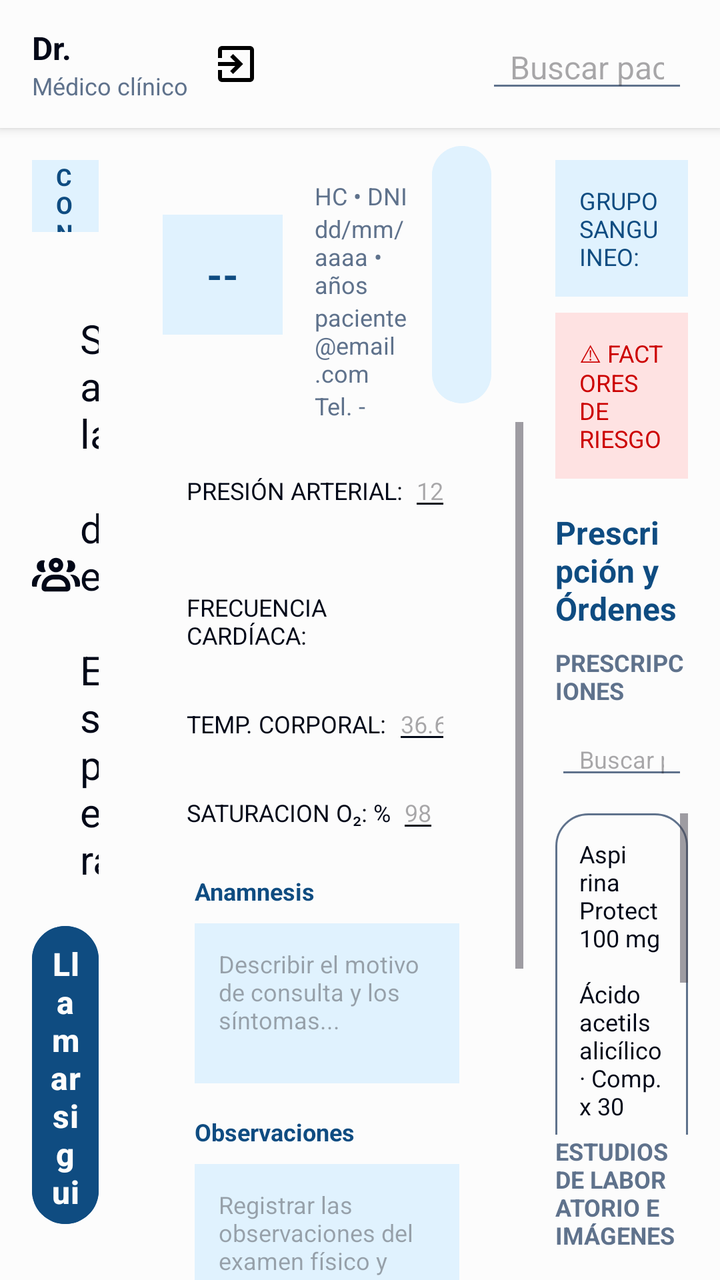
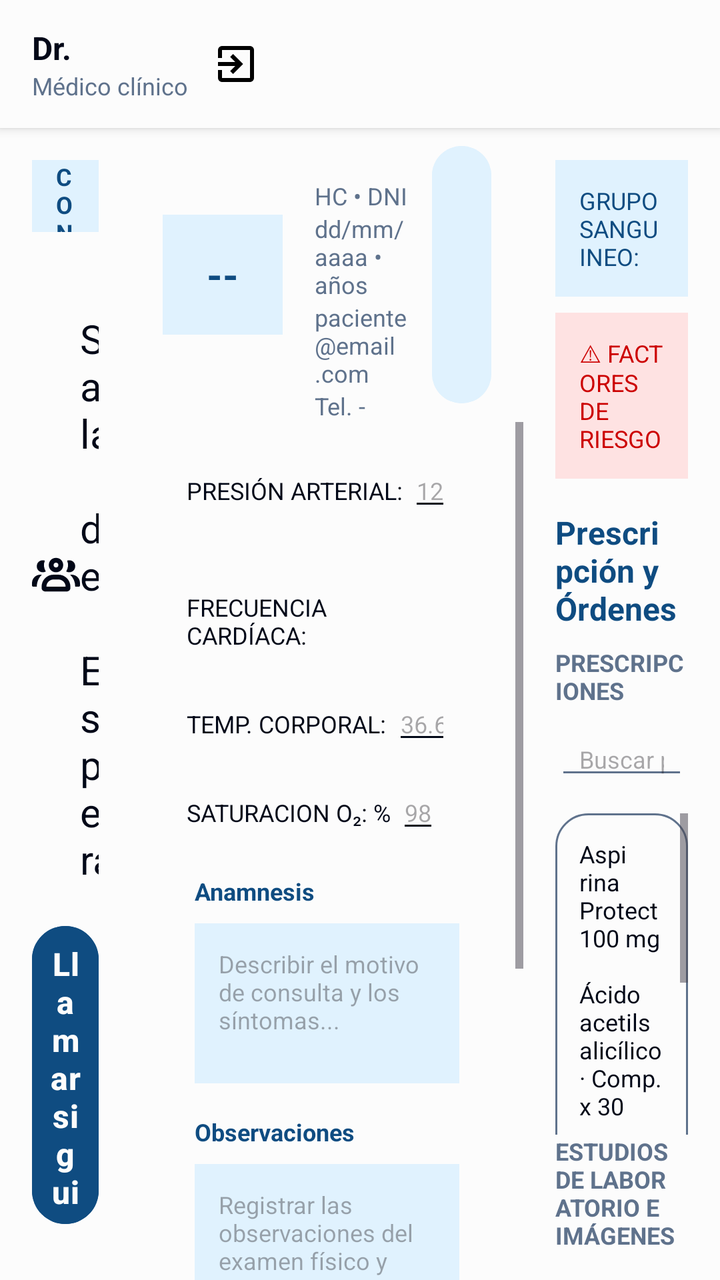

Compare the two renders of this Android layout. The source of the first and the diff that turns it into the second are given below.
<!-- AndroidManifest.xml: application theme Theme.ClinicaSePrice -->
<!-- res/layout/activity_atencion_medica.xml -->
<?xml version="1.0" encoding="utf-8"?>
<LinearLayout xmlns:android="http://schemas.android.com/apk/res/android"
android:layout_width="match_parent"
android:layout_height="match_parent"
android:orientation="vertical"
android:background="@color/white">

    
    <LinearLayout
        android:layout_width="match_parent"
        android:layout_height="64dp"
        android:orientation="horizontal"
        android:gravity="center_vertical"
        android:paddingHorizontal="@dimen/spacing_m"
        android:background="@color/white"
        android:elevation="3dp">

        
        <LinearLayout
            android:layout_width="wrap_content"
            android:layout_height="wrap_content"
            android:orientation="vertical">

            <TextView
                android:id="@+id/tvNombreProfesional"
                android:layout_width="wrap_content"
                android:layout_height="wrap_content"
                android:text="Dr."
                android:textColor="@color/black"
                android:textStyle="bold"
                android:textSize= "@dimen/text_body" />

            <TextView
                android:id="@+id/tvEspecialidadProfesional"
                android:layout_width="wrap_content"
                android:layout_height="wrap_content"
                android:text="Médico clínico"
                android:textColor="@color/shadow"
                android:textSize="@dimen/text_small" />

        </LinearLayout>

        <ImageButton
            android:id="@+id/btnCerrarSesion"
            android:layout_width="48dp"
            android:layout_height="48dp"
            android:src="@drawable/ic_exit"
            android:contentDescription="Cerrar sesión"
            android:background="?attr/selectableItemBackgroundBorderless"
            android:scaleType="centerInside" />

        <Space
            android:layout_width="0dp"
            android:layout_height="wrap_content"
            android:layout_weight="1" />

        <EditText
            android:id="@+id/etBuscarPaciente"
            android:layout_width="0dp"
            android:layout_height="wrap_content"
            android:layout_weight="1"
            android:hint="Buscar paciente por DNI/HC..."
            android:textSize="@dimen/text_body"
            android:singleLine="true"
            android:paddingHorizontal="@dimen/spacing_s"
            android:backgroundTint="@color/shadow"
            android:inputType="text" />

    </LinearLayout>

    
    <LinearLayout
        android:layout_width="match_parent"
        android:layout_height="match_parent"
        android:orientation="horizontal">

        
        <LinearLayout
            android:layout_width="0dp"
            android:layout_height="match_parent"
            android:layout_weight="2"
            android:orientation="vertical"
            android:padding="@dimen/spacing_m"
            android:background="@color/white">

            <TextView
                android:id="@+id/tvNroConsultorio"
                android:layout_width="match_parent"
                android:layout_height="36dp"
                android:gravity="center_vertical"
                android:paddingHorizontal="@dimen/spacing_s"
                android:layout_marginBottom="@dimen/spacing_m"
                android:text="CONSULTORIO N"
                android:textColor="@color/primary"
                android:textStyle="bold"
                android:textSize="@dimen/text_small"
                android:background="@color/blur" />

            <TextView
                android:layout_width="match_parent"
                android:layout_height="wrap_content"
                android:layout_marginBottom="@dimen/spacing_m"
                android:text=" Sala de Espera"
                android:drawableStart="@drawable/ic_pacientes"
                android:textColor="@color/black"
                style="@style/Subtitle" />

            <Button
                android:id="@+id/btnLlamarSiguiente"
                android:layout_width="match_parent"
                android:layout_height="wrap_content"
                android:text="Llamar siguiente"
                android:drawableStart="@drawable/ic_speaker"
                android:drawableTint="@color/white"
                style="@style/ButtonPrimary"
                android:layout_marginBottom="@dimen/spacing_xs"/>

            <TextView
                android:id="@+id/tvCantidadPacientesEnEspera"
                android:layout_width="match_parent"
                android:layout_height="wrap_content"
                android:gravity="right"
                android:text="pacientes en espera"
                android:textColor="@color/primary"
                android:textStyle="bold"
                android:textSize="@dimen/text_small"
                android:layout_marginBottom="@dimen/spacing_m"/>

            
            <ScrollView
                android:id="@+id/svListadoSalaEspera"
                android:layout_width="match_parent"
                android:layout_height="0dp"
                android:layout_weight="1"
                android:fillViewport="true">


                <androidx.recyclerview.widget.RecyclerView
                    android:id="@+id/rvListadoSalaEspera"
                    android:layout_width="match_parent"
                    android:layout_height="wrap_content"
                    android:clipToPadding="false"
                    android:nestedScrollingEnabled="false" />

            </ScrollView>

        </LinearLayout>

        
        <LinearLayout
            android:layout_width="0dp"
            android:layout_height="match_parent"
            android:layout_weight="6"
            android:orientation="vertical">

            
            <LinearLayout
                android:layout_width="match_parent"
                android:layout_height="wrap_content"
                android:background="@color/white"
                android:gravity="center_vertical"
                android:orientation="horizontal"
                android:paddingHorizontal="@dimen/spacing_m">

                
                <TextView
                    android:id="@+id/tvInicialesPaciente"
                    android:layout_width="60dp"
                    android:layout_height="60dp"
                    android:layout_marginEnd="@dimen/spacing_m"
                    android:background="@color/blur"
                    android:gravity="center"
                    android:text="--"
                    android:textColor="@color/primary"
                    android:textSize="20sp"
                    android:textStyle="bold" />

                
                <LinearLayout
                    android:layout_width="0dp"
                    android:layout_height="wrap_content"
                    android:layout_weight="2"
                    android:orientation="vertical">

                    <TextView
                        android:id="@+id/tvNombrePaciente"
                        android:layout_width="wrap_content"
                        android:layout_height="wrap_content"
                        android:layout_marginBottom="4dp"
                        android:text=""
                        android:textColor="@color/primary"
                        android:textSize="@dimen/text_body"
                        android:textStyle="bold" />

                    <TextView
                        android:id="@+id/tvHCyDNIPaciente"
                        android:layout_width="wrap_content"
                        android:layout_height="wrap_content"
                        android:text="HC • DNI "
                        android:textColor="@color/shadow"
                        android:textSize="@dimen/text_small" />

                    <TextView
                        android:id="@+id/tvFechaNacyEdadPaciente"
                        android:layout_width="wrap_content"
                        android:layout_height="wrap_content"
                        android:text="dd/mm/aaaa • años"
                        android:textColor="@color/shadow"
                        android:textSize="@dimen/text_small" />

                    <TextView
                        android:id="@+id/tvEmailPaciente"
                        android:layout_width="wrap_content"
                        android:layout_height="wrap_content"
                        android:text="paciente@email.com"
                        android:textColor="@color/shadow"
                        android:textSize="@dimen/text_small" />

                    <TextView
                        android:id="@+id/tvTelPaciente"
                        android:layout_width="wrap_content"
                        android:layout_height="wrap_content"
                        android:text="Tel. -"
                        android:textColor="@color/shadow"
                        android:textSize="@dimen/text_small" />

                </LinearLayout>

                
                <LinearLayout
                    android:layout_width="0dp"
                    android:layout_height="wrap_content"
                    android:layout_weight="1"
                    android:orientation="vertical"
                    android:gravity="center">

                    <Button
                        android:id="@+id/btnHistoria"
                        android:layout_width="match_parent"
                        android:layout_height="wrap_content"
                        android:backgroundTint="@color/blur"
                        android:text="Ver HC"
                        android:textColor="@color/primary"
                        android:textSize="@dimen/text_body" />

                </LinearLayout>

            </LinearLayout>

            
            <LinearLayout
                android:layout_width="match_parent"
                android:layout_height="wrap_content"
                android:orientation="vertical">

                <ScrollView
                    android:layout_width="match_parent"
                    android:layout_height="match_parent"
                    android:fillViewport="true">

                    <LinearLayout
                        android:layout_width="match_parent"
                        android:layout_height="match_parent"
                        android:orientation="vertical"
                        android:padding="@dimen/spacing_m">

                        
                        <LinearLayout
                            android:layout_width="match_parent"
                            android:layout_height="wrap_content"
                            android:orientation="vertical">

                            
                            <LinearLayout
                                android:layout_width="wrap_content"
                                android:layout_height="wrap_content"
                                android:layout_marginEnd="@dimen/spacing_xs"
                                android:orientation="horizontal"
                                android:paddingHorizontal="@dimen/spacing_s">

                                <TextView
                                    android:layout_width="match_parent"
                                    android:layout_height="wrap_content"
                                    android:text="PRESIÓN ARTERIAL: "
                                    android:textColor="@color/black"
                                    android:textSize="@dimen/text_small" />

                                <EditText
                                    android:id="@+id/etPresionArterialMax"
                                    android:layout_width="match_parent"
                                    android:layout_height="wrap_content"
                                    android:hint="120"
                                    android:textColor="@color/primary"
                                    android:textSize="@dimen/text_small"
                                    android:inputType="text"
                                    android:singleLine="true"
                                    android:backgroundTint="@color/black" />

                                <TextView
                                    android:layout_width="match_parent"
                                    android:layout_height="wrap_content"
                                    android:text=" / "
                                    android:textColor="@color/black"
                                    android:textSize="@dimen/text_small" />

                                <EditText
                                    android:id="@+id/etPresionArterialMin"
                                    android:layout_width="match_parent"
                                    android:layout_height="wrap_content"
                                    android:hint="80"
                                    android:textColor="@color/primary"
                                    android:textSize="@dimen/text_small"
                                    android:inputType="text"
                                    android:singleLine="true"
                                    android:backgroundTint="@color/black" />

                                <TextView
                                    android:layout_width="match_parent"
                                    android:layout_height="wrap_content"
                                    android:text="mmHg"
                                    android:textColor="@color/black"
                                    android:textSize="@dimen/text_small" />

                            </LinearLayout>

                            
                            <LinearLayout
                                android:layout_width="wrap_content"
                                android:layout_height="wrap_content"
                                android:layout_marginEnd="8dp"
                                android:orientation="horizontal"
                                android:paddingHorizontal="@dimen/spacing_s" >

                                <TextView
                                    android:layout_width="match_parent"
                                    android:layout_height="wrap_content"
                                    android:text="FRECUENCIA CARDÍACA: "
                                    android:textColor="@color/black"
                                    android:textSize="@dimen/text_small" />

                                <EditText
                                    android:id="@+id/etFrecuenciaCardiaca"
                                    android:layout_width="match_parent"
                                    android:layout_height="wrap_content"
                                    android:hint="80"
                                    android:textColor="@color/black"
                                    android:textSize="@dimen/text_small"
                                    android:inputType="number"
                                    android:singleLine="true"
                                    android:backgroundTint="@color/black" />

                                <TextView
                                    android:layout_width="match_parent"
                                    android:layout_height="wrap_content"
                                    android:text=" lpm"
                                    android:textColor="@color/black"
                                    android:textSize="@dimen/text_small" />

                            </LinearLayout>

                            
                            <LinearLayout
                                android:layout_width="wrap_content"
                                android:layout_height="wrap_content"
                                android:layout_marginEnd="8dp"
                                android:orientation="horizontal"
                                android:paddingHorizontal="@dimen/spacing_s" >

                                <TextView
                                    android:layout_width="match_parent"
                                    android:layout_height="wrap_content"
                                    android:text="TEMP. CORPORAL: "
                                    android:textColor="@color/black"
                                    android:textSize="@dimen/text_small" />

                                <EditText
                                    android:id="@+id/etTemperatura"
                                    android:layout_width="match_parent"
                                    android:layout_height="wrap_content"
                                    android:hint="36.6"
                                    android:textColor="@color/black"
                                    android:textSize="@dimen/text_small"
                                    android:inputType="numberDecimal"
                                    android:singleLine="true"
                                    android:backgroundTint="@color/black" />

                                <TextView
                                    android:layout_width="match_parent"
                                    android:layout_height="wrap_content"
                                    android:text=" °C"
                                    android:textColor="@color/black"
                                    android:textSize="@dimen/text_small" />

                            </LinearLayout>

                            
                            <LinearLayout
                            android:layout_width="wrap_content"
                            android:layout_height="wrap_content"
                            android:orientation="horizontal"
                            android:paddingHorizontal="@dimen/spacing_s" >

                            <TextView
                                android:layout_width="match_parent"
                                android:layout_height="wrap_content"
                                android:text="SATURACION O₂: % "
                                android:textColor="@color/black"
                                android:textSize="@dimen/text_small" />

                            <EditText
                                android:id="@+id/etSaturacionOxigeno"
                                android:layout_width="match_parent"
                                android:layout_height="wrap_content"
                                android:hint="98"
                                android:textColor="@color/black"
                                android:textSize="@dimen/text_small"
                                android:inputType="number"
                                android:singleLine="true"
                                android:backgroundTint="@color/black" />

                        </LinearLayout>

                        </LinearLayout>

                        
                        <LinearLayout
                            android:layout_width="match_parent"
                            android:layout_height="wrap_content"
                            android:padding="@dimen/spacing_m"
                            android:background="@color/white"
                            android:orientation="vertical">

                            <TextView
                                android:layout_width="match_parent"
                                android:layout_height="wrap_content"
                                android:text="Anamnesis"
                                android:textColor="@color/primary"
                                android:textStyle="bold"
                                android:textSize="@dimen/text_small"
                                android:layout_marginBottom="@dimen/spacing_xs" />

                            <EditText
                                android:id="@+id/etAnamnesis"
                                android:layout_width="match_parent"
                                android:layout_height="80dp"
                                android:padding="@dimen/spacing_s"
                                android:background="@color/blur"
                                android:hint="Describir el motivo de consulta y los síntomas..."
                                android:textColor="@color/black"
                                android:textSize="@dimen/text_small"
                                android:inputType="textMultiLine"
                                android:gravity="top|start"
                                android:layout_marginBottom="@dimen/spacing_m" />

                            <TextView
                                android:layout_width="match_parent"
                                android:layout_height="wrap_content"
                                android:text="Observaciones"
                                android:textColor="@color/primary"
                                android:textStyle="bold"
                                android:textSize="@dimen/text_small"
                                android:layout_marginBottom="@dimen/spacing_xs" />

                            <EditText
                                android:id="@+id/etObservaciones"
                                android:layout_width="match_parent"
                                android:layout_height="80dp"
                                android:padding="@dimen/spacing_s"
                                android:background="@color/blur"
                                android:hint="Registrar las observaciones del examen físico y recomendaciones..."
                                android:textColor="@color/black"
                                android:textSize="@dimen/text_small"
                                android:inputType="textMultiLine"
                                android:gravity="top|start"
                                android:layout_marginBottom="@dimen/spacing_m" />

                            <TextView
                                android:layout_width="match_parent"
                                android:layout_height="wrap_content"
                                android:text="Diagnóstico"
                                android:textColor="@color/primary"
                                android:textStyle="bold"
                                android:textSize="@dimen/text_small"
                                android:layout_marginBottom="@dimen/spacing_xs" />

                            <EditText
                                android:id="@+id/etDiagnostico"
                                android:layout_width="match_parent"
                                android:layout_height="80dp"
                                android:padding="@dimen/spacing_s"
                                android:background="@color/blur"
                                android:hint="Registrar las observaciones del examen físico y recomendaciones..."
                                android:textColor="@color/black"
                                android:textSize="@dimen/text_small"
                                android:inputType="textMultiLine"
                                android:gravity="top|start"
                                android:layout_marginBottom="@dimen/spacing_m" />

                            <LinearLayout
                                android:layout_width="match_parent"
                                android:layout_height="wrap_content"
                                android:orientation="horizontal">

                                <TextView
                                    android:layout_width="wrap_content"
                                    android:layout_height="match_parent"
                                    android:text="Quedará registrada la atención médica\nSe emitirá Receta y Orden Digital"
                                    android:gravity="center"
                                    android:textSize="@dimen/text_small"
                                    android:paddingHorizontal="@dimen/spacing_m"/>

                                <Button
                                    android:id="@+id/btnFinalizarConsulta"
                                    android:layout_width="match_parent"
                                    android:layout_height="54dp"
                                    android:text="Finalizar consulta y firmar digitalmente"
                                    android:textColor="@color/white"
                                    android:textSize="12sp"
                                    android:backgroundTint="@color/primary" />

                            </LinearLayout>

                        </LinearLayout>

                    </LinearLayout>

                </ScrollView>

            </LinearLayout>

        </LinearLayout>

        
        <LinearLayout
            android:layout_width="0dp"
            android:layout_height="wrap_content"
            android:layout_weight="3"
            android:orientation="vertical"
            android:padding="@dimen/spacing_m"
            android:background="@color/white">

            <TextView
                android:id="@+id/tvGrupoyFactorSanguineo"
                android:layout_width="match_parent"
                android:layout_height="wrap_content"
                android:layout_marginBottom="8dp"
                android:padding="@dimen/spacing_s"
                android:background="@color/blur"
                android:text="GRUPO SANGUINEO:"
                android:textColor="@color/primary"
                android:textSize="@dimen/text_small" />

            <TextView
                android:id="@+id/tvFactorRiesgo"
                android:layout_width="match_parent"
                android:layout_height="wrap_content"
                android:layout_marginBottom="@dimen/spacing_m"
                android:padding="@dimen/spacing_s"
                android:background="@color/danger"
                android:text="⚠ FACTORES DE RIESGO"
                android:textColor="@color/danger_text"
                android:textSize="@dimen/text_small" />

            <TextView
                android:layout_width="match_parent"
                android:layout_height="wrap_content"
                android:text="Prescripción y Órdenes"
                android:textColor="@color/primary"
                android:textStyle="bold"
                android:textSize="@dimen/text_body"
                android:layout_marginBottom="@dimen/spacing_xs"/>

            
            <TextView
                android:layout_width="match_parent"
                android:layout_height="wrap_content"
                android:text="PRESCRIPCIONES"
                android:textColor="@color/shadow"
                android:textStyle="bold"
                android:textSize="@dimen/text_small"
                android:layout_marginBottom="8dp" />


            <AutoCompleteTextView
                android:id="@+id/etBuscarMedicamento"
                android:layout_width="match_parent"
                android:layout_height="wrap_content"
                android:hint="Buscar principio activo..."
                android:inputType="text"
                android:textSize="@dimen/text_small"
                android:singleLine="true"
                android:paddingHorizontal="@dimen/spacing_s"
                android:backgroundTint="@color/shadow"
                android:layout_marginBottom="@dimen/spacing_s"
                android:completionThreshold="1"
                android:dropDownHeight="wrap_content"
                android:dropDownVerticalOffset="4dp" />

            <ScrollView
                android:id="@+id/svListadoPrescripciones"
                android:layout_width="match_parent"
                android:layout_height="0dp"
                android:layout_weight="2">

                <LinearLayout
                    android:id="@+id/llListadoPrescripciones"
                    android:layout_width="match_parent"
                    android:layout_height="wrap_content"
                    android:orientation="vertical"
                    android:layout_marginBottom="@dimen/spacing_m" >

                    <TextView
                        android:layout_width="match_parent"
                        android:layout_height="wrap_content"
                        android:layout_marginBottom="@dimen/spacing_s"
                        android:background="@drawable/bg_card_default"
                        android:padding="@dimen/spacing_s"
                        android:text="Aspirina Protect 100 mg\n\nÁcido acetilsalicílico · Comp. x 30\n\nPosología: 1 comprimido diario post almuerzo."
                        android:textColor="@color/black"
                        android:textSize="@dimen/text_small" />

                </LinearLayout>

            </ScrollView>

            
            <TextView
                android:layout_width="match_parent"
                android:layout_height="wrap_content"
                android:text="ESTUDIOS DE LABORATORIO E IMÁGENES"
                android:textColor="@color/shadow"
                android:textStyle="bold"
                android:textSize="@dimen/text_small"
                android:layout_marginBottom="8dp" />

            <AutoCompleteTextView
                android:id="@+id/etBuscarEstudio"
                android:layout_width="match_parent"
                android:layout_height="wrap_content"
                android:inputType="text"
                android:hint="Buscar estudio..."
                android:textSize="@dimen/text_small"
                android:singleLine="true"
                android:paddingHorizontal="@dimen/spacing_s"
                android:backgroundTint="@color/shadow"
                android:layout_marginBottom="@dimen/spacing_s"
                android:completionThreshold="1"
                android:dropDownHeight="wrap_content"
                android:dropDownVerticalOffset="4dp" />

            <ScrollView
                android:id="@+id/svListadoEstudios"
                android:layout_width="match_parent"
                android:layout_height="0dp"
                android:layout_weight="2">

                <LinearLayout
                    android:id="@+id/llListadoEstudios"
                    android:layout_width="match_parent"
                    android:layout_height="wrap_content"
                    android:orientation="vertical">

                    <TextView
                        android:layout_width="match_parent"
                        android:layout_height="wrap_content"
                        android:text="● Electrocardiograma 12D reposo"
                        android:textColor="@color/black"
                        android:textSize="@dimen/text_small"
                        android:padding="@dimen/spacing_s"
                        android:layout_marginBottom="8dp"
                        android:background="@drawable/bg_card_default"
                        />

                </LinearLayout>

            </ScrollView>

        </LinearLayout>

    </LinearLayout>

</LinearLayout>
<!-- resources referenced by this layout -->
<resources>
  <color name="black">#020818</color>
  <color name="blur">#E0F2FE</color>
  <color name="danger">#FEE2E2</color>
  <color name="danger_text">#CC0000</color>
  <color name="primary">#0F4C81</color>
  <color name="shadow">#5f728c</color>
  <color name="white">#FCFCFC</color>
  <dimen name="spacing_m">16dp</dimen>
  <dimen name="spacing_s">12dp</dimen>
  <dimen name="spacing_xs">8dp</dimen>
  <dimen name="text_body">16sp</dimen>
  <dimen name="text_small">12sp</dimen>
  <!-- drawable bg_card_default (drawable) -->
  <?xml version="1.0" encoding="utf-8"?>
  <shape xmlns:android="http://schemas.android.com/apk/res/android"
      android:shape="rectangle">
  
      <solid android:color="@color/white" />
  
      <stroke
          android:width="@dimen/border_thin"
          android:color="@color/shadow" />
  
      <corners android:radius="@dimen/radius_card" />
  
  </shape>
  <!-- drawable ic_exit (drawable) -->
  <vector xmlns:android="http://schemas.android.com/apk/res/android"
      android:width="24dp"
      android:height="24dp"
      android:viewportWidth="960"
      android:viewportHeight="960"
      android:autoMirrored="true">
  
      <path
          android:fillColor="#000000"
          android:pathData="M200,840Q167,840 143.5,816.5Q120,793 120,760L120,600L200,600L200,760L760,760L760,200L200,200L200,360L120,360L120,200Q120,167 143.5,143.5Q167,120 200,120L760,120Q793,120 816.5,143.5Q840,167 840,200L840,760Q840,793 816.5,816.5Q793,840 760,840L200,840ZM420,680L364,622L466,520L120,520L120,440L466,440L364,338L420,280L620,480L420,680Z" />
  </vector>
  <style name="ButtonPrimary">
          <item name="android:layout_width">match_parent</item>
          <item name="android:layout_height">wrap_content</item>
  
          <item name="background">@drawable/bg_button_primary</item>
          <item name="android:textSize">@dimen/text_button</item>
          <item name="android:textStyle">bold</item>
          <item name="android:textColor">@color/white</item>
          <item name="android:backgroundTint">@color/primary</item>
  
          <item name="android:gravity">center</item>
          <item name="android:padding">@dimen/spacing_xs</item>
  
      </style>
  <style name="Subtitle">
          <item name="android:textColor">@color/shadow</item>
          <item name="android:textSize">@dimen/text_subtitle</item>
      </style>
  <style name="Theme.ClinicaSePrice" parent="Base.Theme.ClinicaSePrice" />
  <dimen name="border_thin">1dp</dimen>
  <dimen name="radius_card">16dp</dimen>
  <!-- drawable bg_button_primary (drawable) -->
  <?xml version="1.0" encoding="utf-8"?>
  <shape xmlns:android="http://schemas.android.com/apk/res/android"
      android:shape="rectangle">
  
      <solid android:color="@color/primary" />
  
      <corners android:radius="@dimen/radius_button" />
  
  </shape>
  <dimen name="text_button">16sp</dimen>
  <dimen name="text_subtitle">20sp</dimen>
  <style name="Base.Theme.ClinicaSePrice" parent="Theme.Material3.DayNight.NoActionBar">
          
          
      </style>
  <dimen name="radius_button">8dp</dimen>
  <!-- unchanged entries left out for length: 2 -->
</resources>

<!-- the commit's change to res/layout/activity_atencion_medica.xml (unified diff, before → after) -->
@@ -53,18 +53,6 @@ android:background="@color/white">
             android:layout_width="0dp"
             android:layout_height="wrap_content"
             android:layout_weight="1" />
-
-        <EditText
-            android:id="@+id/etBuscarPaciente"
-            android:layout_width="0dp"
-            android:layout_height="wrap_content"
-            android:layout_weight="1"
-            android:hint="Buscar paciente por DNI/HC..."
-            android:textSize="@dimen/text_body"
-            android:singleLine="true"
-            android:paddingHorizontal="@dimen/spacing_s"
-            android:backgroundTint="@color/shadow"
-            android:inputType="text" />
 
     </LinearLayout>
 
